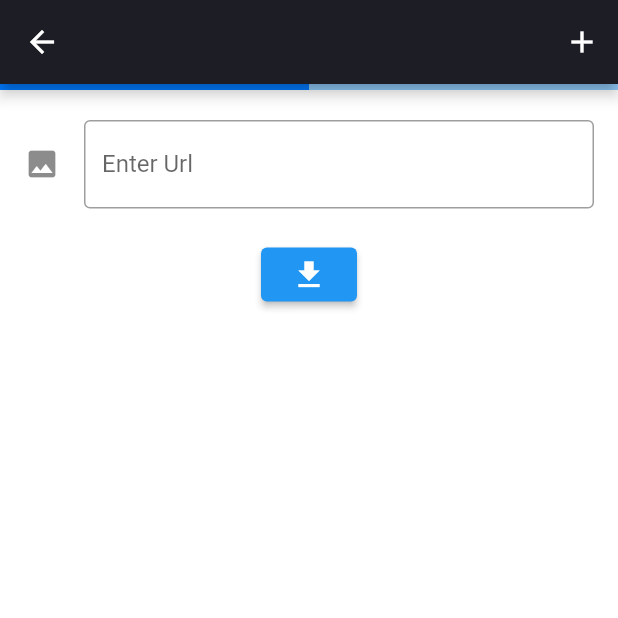
After one commit to Daobakhanh/social_photo_sharing_app_Flutter, a Flutter app: the DownloadPage screen opened directly, after a tap on the "download" icon, on a phone screen of 412 x 824 dp, the top half of it. The commit adds this screen. Run offline on Flutter 3.47's test engine with Material 2 defaults, Android fonts, the phone set to English and light mode, and no system bars; our stand-ins replace dio, image_gallery_saver, overlay_support; network calls fail.

Commit message:
Create Download screen

```diff
--- a/lib/common/data_type/list_screen.dart
+++ b/lib/common/data_type/list_screen.dart
@@ -1,6 +1,7 @@
 const listScreen = <String>[
+  'Commom Widgets Page',
   'Message Page',
-  'Commom Widgets Page',
+  'Download Page Day 04',
   'Sign In Page',
-  'Onboarding Page'
+  'Onboarding Page',
 ];
--- a/lib/modules/dashboard/pages/dashboard_page.dart
+++ b/lib/modules/dashboard/pages/dashboard_page.dart
@@ -1,5 +1,6 @@
 import 'package:flutter/material.dart';
 import 'package:social_network_newsfeed/common/data_type/list_screen.dart';
+import 'package:social_network_newsfeed/modules/download/pages/download_page.dart';
 
 import '../../common_widget/pages/common_widget_page.dart';
 import '../../messages/pages/message_page.dart';
@@ -29,20 +30,20 @@ class DashBoardPage extends StatelessWidget {
             children: [
               CardScreen(
                 title: listScreen[0],
+                pageWidget: const CommonWidgetPage(),
+              ),
+              CardScreen(
+                title: listScreen[1],
                 pageWidget: const MessagePage(),
               ),
               CardScreen(
-                title: listScreen[1],
-                pageWidget: const CommonWidgetPage(),
+                title: listScreen[2],
+                pageWidget: const DownloadPage(),
               ),
-              CardScreen(
-                title: listScreen[2],
-                pageWidget: const MessagePage(),
-              ),
-              CardScreen(
-                title: listScreen[3],
-                pageWidget: const MessagePage(),
-              )
+              // CardScreen(
+              //   title: listScreen[3],
+              //   pageWidget: const MessagePage(),
+              // )
             ],
           )),
     );
--- /dev/null
+++ b/lib/modules/download/pages/download_page.dart
@@ -0,0 +1,111 @@
+import 'dart:typed_data';
+
+import 'package:dio/dio.dart';
+import 'package:flutter/material.dart';
+import 'package:image_gallery_saver/image_gallery_saver.dart';
+import 'package:overlay_support/overlay_support.dart';
+import 'package:social_network_newsfeed/themes/app_colors.dart';
+
+class DownloadPage extends StatefulWidget {
+  const DownloadPage({Key? key}) : super(key: key);
+
+  @override
+  State<DownloadPage> createState() => _DownloadPageState();
+}
+
+class _DownloadPageState extends State<DownloadPage>
+    with DownloadImgMixinStateful {
+  late TextEditingController _controller;
+  @override
+  void initState() {
+    // TODO: implement initState
+    super.initState();
+    _controller = TextEditingController();
+  }
+
+  @override
+  void dispose() {
+    _controller.dispose();
+    super.dispose();
+  }
+
+  @override
+  Widget build(BuildContext context) {
+    const String urlString = 'https://randomuser.me/api/';
+    const String urlImage = "https://randomuser.me/api/portraits/men/75.jpg";
+    return Scaffold(
+      backgroundColor: AppColors.light,
+      appBar: AppBar(
+        backgroundColor: AppColors.dark,
+        actions: [
+          IconButton(
+            icon: const Icon(Icons.add),
+            onPressed: () {},
+          ),
+          // add more IconButton
+        ],
+        leading: InkWell(
+          onTap: () {
+            Navigator.pop(context);
+          },
+          child: const Icon(Icons.arrow_back),
+        ),
+      ),
+      body: Column(children: [
+        const LinearProgressIndicator(
+          color: AppColors.activeStateBlue,
+          value: 0.5,
+        ),
+        Container(
+          margin: const EdgeInsets.symmetric(vertical: 20),
+          padding: const EdgeInsets.symmetric(horizontal: 16),
+          child: TextField(
+            controller: _controller,
+            decoration: const InputDecoration(
+                labelText: 'Enter Url',
+                icon: Icon(Icons.image),
+                border: OutlineInputBorder(
+                    borderSide: BorderSide(width: 2, color: AppColors.dark))),
+          ),
+        ),
+        ElevatedButton(
+          child: const Icon(Icons.download),
+          onPressed: () {
+            downloadImg('hihi', urlImage);
+          },
+        )
+      ]),
+    );
+  }
+}
+
+Future<void> _downloadImage() async {
+  try {
+    const String urlString = 'https://randomuser.me/api/';
+    final res = await Dio().get(urlString);
+    print(res.data);
+  } catch (e) {
+    print(e);
+  }
+}
+
+mixin DownloadImgMixinStateful<T extends StatefulWidget> on State<T> {
+  Future<void> downloadImg(String name, String url) async {
+    try {
+      final response = await Dio().get(
+        url,
+        options: Options(responseType: ResponseType.bytes),
+      );
+      final result = await ImageGallerySaver.saveImage(
+          Uint8List.fromList(response.data),
+          quality: 80,
+          name: name);
+      if (result != null) {
+        toast('Downloaded');
+      }
+    } catch (e) {
+      print('e = $e');
+      return;
+    }
+  }
+}
--- a/lib/modules/messages/pages/message_page.dart
+++ b/lib/modules/messages/pages/message_page.dart
@@ -1,7 +1,7 @@
 import 'package:flutter/material.dart';
 import 'package:social_network_newsfeed/models/chats/chat.dart';
 import 'package:social_network_newsfeed/models/users/user.dart';
-import 'package:social_network_newsfeed/modules/messages/repos/call_api_message.dart';
+import 'package:social_network_newsfeed/modules/messages/repos/message_call_api.dart';
 import 'package:social_network_newsfeed/modules/messages/widgets/messages_widget.dart';
 import 'package:social_network_newsfeed/themes/app_colors.dart';
 import 'package:social_network_newsfeed/themes/app_styles.dart';
--- a/pubspec.yaml
+++ b/pubspec.yaml
@@ -35,6 +35,8 @@ dependencies:
   cupertino_icons: ^1.0.2
   json_annotation: ^4.5.0
   dio: ^4.0.6
+  image_gallery_saver: ^1.7.1
+  overlay_support: ^2.0.1
 
 dev_dependencies:
   flutter_test:
@@ -63,7 +65,7 @@ flutter:
   assets:
     - assets/fonts/
     - assets/fonts/Avenir/
-    - assets/images/
+    # - assets/images/
     - assets/data/
     - assets/data/mock/
 
```
Also changed, not shown: lib/modules/download/repos/download_call_api.dart (added), lib/modules/download/widgets/download_widget.dart (added), lib/modules/messages/repos/message_call_api.dart (renamed from lib/modules/messages/repos/call_api_message.dart), pubspec.lock, 4 other files.
